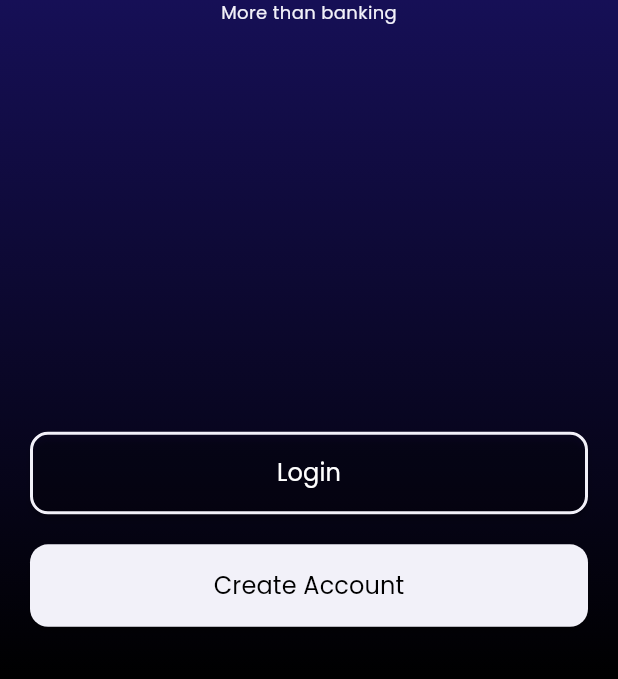
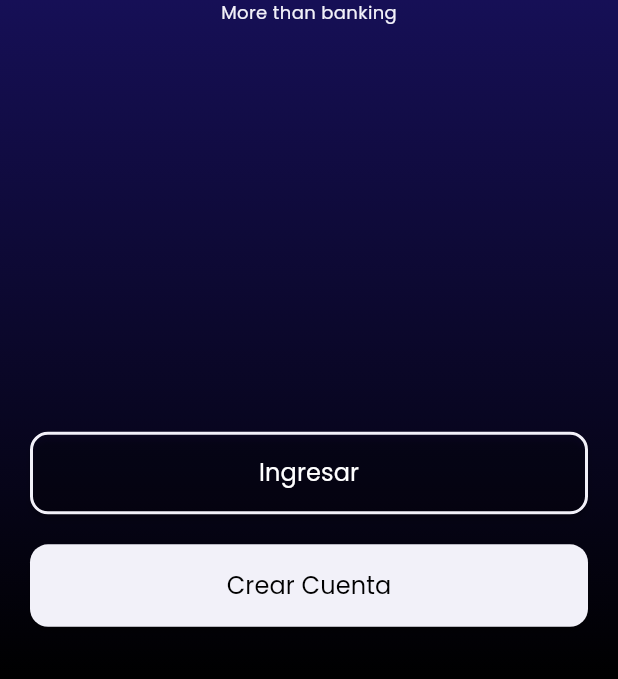
Before and after one commit to AaMontero/AppFlutterQori, a Flutter app: the LoginPageWidget screen opened directly, after a tap on the "arrow back ios" icon, on a phone screen of 412 x 824 dp, the part 557-1236 px from its top. Run offline on Flutter 3.47's test engine with Material 3 defaults, Android fonts, the phone set to English and light mode, and no system bars; drawn by our look-alikes of auto_size_text; our stand-ins replace cloud_firestore, firebase_auth, firebase_core, firebase_storage, flutter_svg, font_awesome_flutter and 8 more; missing offline and left inert: json_path; accounts and stored records are empty; project files that could hold a hidden picture were left out.

Commit message:
Comentario Español

```diff
--- a/lib/main.dart
+++ b/lib/main.dart
@@ -1,6 +1,5 @@
 import 'package:firebase_auth/firebase_auth.dart';
 import 'package:flutter/material.dart';
-
 import 'package:flutter_localizations/flutter_localizations.dart';
 import 'theme/aza_bank_theme.dart';
 import 'theme/internationalization.dart';
--- a/lib/pages/login_page/login_page_widget.dart
+++ b/lib/pages/login_page/login_page_widget.dart
@@ -115,7 +115,7 @@ class _LoginPageWidgetState extends State<LoginPageWidget> {
                         padding:
                             EdgeInsetsDirectional.fromSTEB(5.0, 0.0, 0.0, 0.0),
                         child: Text(
-                          'Sign in',
+                          'Inicio Sesión',
                           style:
                               AzaBankTheme.of(context).headlineMedium.override(
                                     fontFamily: 'Poppins',
@@ -196,7 +196,7 @@ class _LoginPageWidgetState extends State<LoginPageWidget> {
                                       controller: _model.textController1,
                                       obscureText: false,
                                       decoration: InputDecoration(
-                                        labelText: 'Account ID',
+                                        labelText: 'Correo Electrónico',
                                         enabledBorder: UnderlineInputBorder(
                                           borderSide: BorderSide(
                                             color: Color(0x00000000),
@@ -286,7 +286,7 @@ class _LoginPageWidgetState extends State<LoginPageWidget> {
                                       controller: _model.textController2,
                                       obscureText: !_model.passwordVisibility,
                                       decoration: InputDecoration(
-                                        labelText: 'Password',
+                                        labelText: 'Contraseña',
                                         enabledBorder: UnderlineInputBorder(
                                           borderSide: BorderSide(
                                             color: Color(0x00000000),
@@ -395,7 +395,7 @@ class _LoginPageWidgetState extends State<LoginPageWidget> {
                                     );
                                   },
                                   child: Text(
-                                    'Forgot your password ?',
+                                    '¿Olvidaste tu contraseña ?',
                                     textAlign: TextAlign.end,
                                     style: AzaBankTheme.of(context).bodyMedium,
                                   ),
@@ -447,7 +447,7 @@ class _LoginPageWidgetState extends State<LoginPageWidget> {
                                       ),
                                     );
                                   },
-                                  text: 'Sign in',
+                                  text: 'Ingresar',
                                   options: FFButtonOptions(
                                     width: 130.0,
                                     height: 55.0,
@@ -545,7 +545,7 @@ class _LoginPageWidgetState extends State<LoginPageWidget> {
                             mainAxisAlignment: MainAxisAlignment.center,
                             children: [
                               Text(
-                                'Don\'t have an account? ',
+                                '¿No tienes una cuenta? ',
                                 style: AzaBankTheme.of(context).bodyMedium,
                               ),
                               Padding(
@@ -570,7 +570,7 @@ class _LoginPageWidgetState extends State<LoginPageWidget> {
                                     );
                                   },
                                   child: Text(
-                                    'Sign Up',
+                                    'Registrarse',
                                     style: AzaBankTheme.of(context)
                                         .bodyMedium
                                         .override(
--- a/lib/pages/welcome_page/welcome_page_widget.dart
+++ b/lib/pages/welcome_page/welcome_page_widget.dart
@@ -120,7 +120,7 @@ class _WelcomePageWidgetState extends State<WelcomePageWidget> {
                             ),
                           );
                         },
-                        text: 'Login',
+                        text: 'Ingresar',
                         options: FFButtonOptions(
                           width: 130.0,
                           height: 55.0,
@@ -159,7 +159,7 @@ class _WelcomePageWidgetState extends State<WelcomePageWidget> {
                             ),
                           );
                         },
-                        text: 'Create Account',
+                        text: 'Crear Cuenta',
                         options: FFButtonOptions(
                           width: 130.0,
                           height: 55.0,
```
